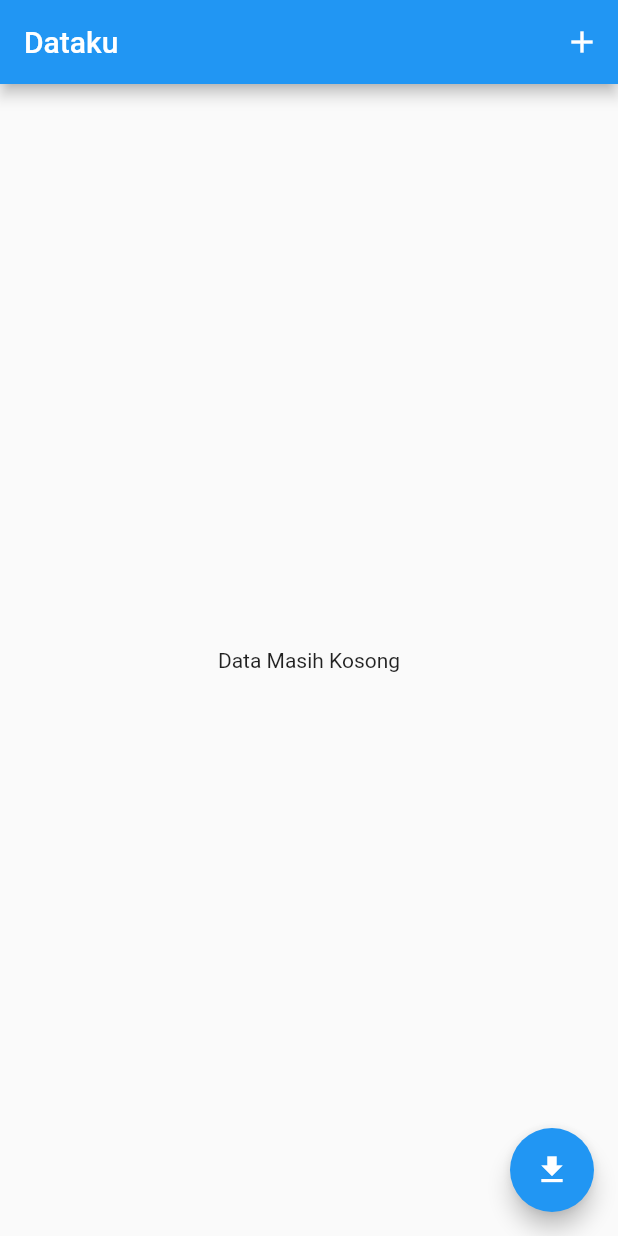
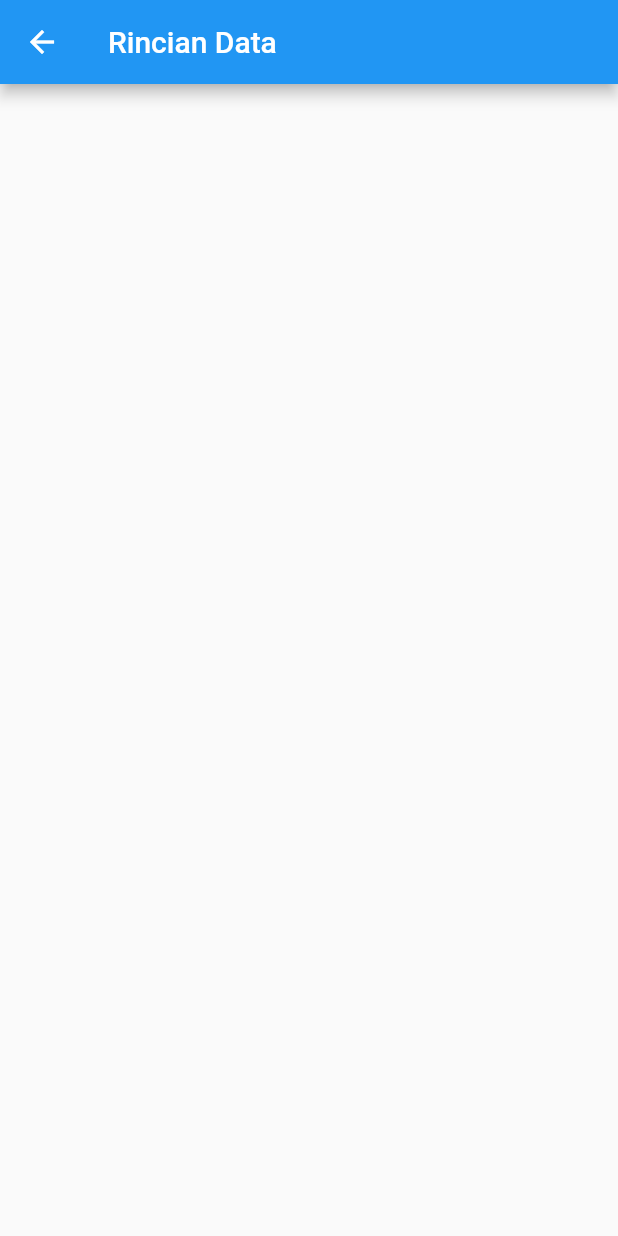
Before and after one commit to al-chakim/GetX-API, a Flutter app: the screen it shows after launch, after a tap on the "download" icon, on a phone screen of 412 x 824 dp. Run offline on Flutter 3.47's test engine with Material 2 defaults, Android fonts, the phone set to English and light mode, and no system bars; our stand-ins replace get.

Commit message:
page detail data

```diff
--- a/lib/controllers/profileC.dart
+++ b/lib/controllers/dataC.dart
@@ -1,7 +1,7 @@
 import 'package:get/get.dart';
 import 'package:flutter/material.dart';
 
-class ProfileC extends GetxController {
+class DataC extends GetxController {
   late TextEditingController npmC;
   late TextEditingController namaC;
   late TextEditingController nomerC;
--- a/lib/routes/name.dart
+++ b/lib/routes/name.dart
@@ -1,4 +1,5 @@
 abstract class RuteNama {
   static const home = '/';
   static const add = "/add";
+  static const data = "/data";
 }
--- a/lib/routes/page.dart
+++ b/lib/routes/page.dart
@@ -1,11 +1,13 @@
 import 'package:get/get.dart';
 import 'package:getx_api/routes/name.dart';
 import 'package:getx_api/ui/pages/add.dart';
+import 'package:getx_api/ui/pages/data.dart';
 import 'package:getx_api/ui/pages/home.dart';
 
 class AppPages {
   static final pages = [
     GetPage(name: RuteNama.home, page: () => Home()),
     GetPage(name: RuteNama.add, page: () => Add()),
+    GetPage(name: RuteNama.data, page: () => Data()),
   ];
 }
--- /dev/null
+++ b/lib/ui/pages/data.dart
@@ -0,0 +1,20 @@
+import 'package:flutter/material.dart';
+import 'package:get/get.dart';
+
+class Data extends StatelessWidget {
+  const Data({super.key});
+
+  @override
+  Widget build(BuildContext context) {
+    return Scaffold(
+      appBar: AppBar(
+        title: Text('Rincian Data'),
+      ),
+      body: SafeArea(
+        child: ListView(
+          children: [],
+        ),
+      ),
+    );
+  }
+}
--- a/lib/ui/pages/home.dart
+++ b/lib/ui/pages/home.dart
@@ -28,7 +28,9 @@ class Home extends StatelessWidget {
         ),
       ),
       floatingActionButton: FloatingActionButton(
-        onPressed: () {},
+        onPressed: () {
+          Get.toNamed(RuteNama.data);
+        },
         child: Icon(Icons.download),
       ),
     );
```
Also changed, not shown: lib/bindings/addB.dart (added, +10 -0 lines), lib/bindings/profileB.dart (added, +9 -0 lines).
